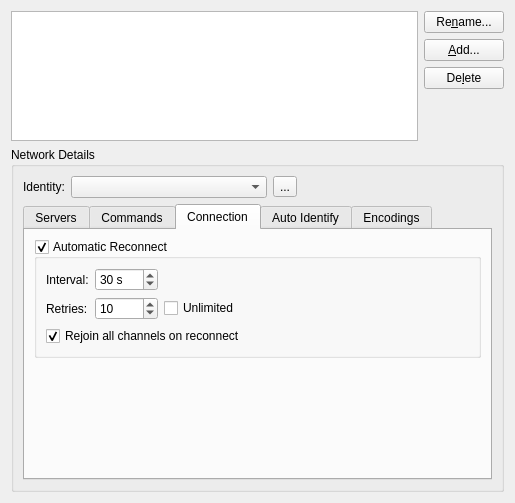
Qt form src/qtui/settingspages/networkssettingspage.ui (quassel/quassel) before a commit.
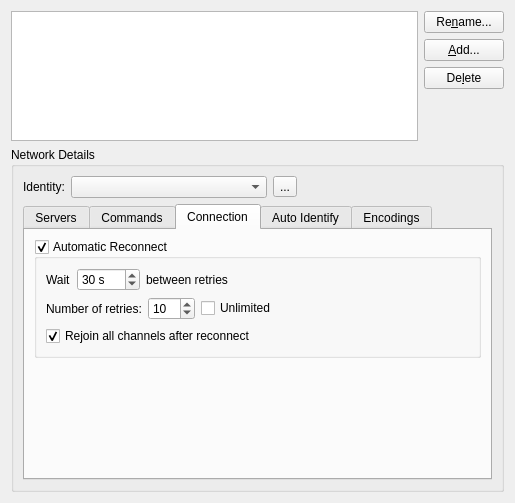
The same form after that commit. The open tabs and pages were chosen to show the change. Icons and pictures are not drawn.

Commit message:
Make network connection settings more understandable
Fixes #779.

```diff
--- a/src/qtui/settingspages/networkssettingspage.ui
+++ b/src/qtui/settingspages/networkssettingspage.ui
@@ -373,7 +373,7 @@
          <attribute name="title">
           <string>Connection</string>
          </attribute>
-         <layout class="QVBoxLayout" name="verticalLayout_5">
+         <layout class="QVBoxLayout" name="verticalLayout_8">
           <item>
            <widget class="QGroupBox" name="autoReconnect">
             <property name="enabled">
@@ -388,17 +388,17 @@
             <property name="checkable">
              <bool>true</bool>
             </property>
-            <layout class="QVBoxLayout" name="_2">
+            <layout class="QVBoxLayout" name="verticalLayout_5">
              <item>
-              <layout class="QGridLayout" name="_3">
-               <item row="0" column="0">
+              <layout class="QHBoxLayout" name="horizontalLayout_4">
+               <item>
                 <widget class="QLabel" name="label_7">
                  <property name="text">
-                  <string>Interval:</string>
+                  <string>Wait</string>
                  </property>
                 </widget>
                </item>
-               <item row="0" column="1">
+               <item>
                 <widget class="QSpinBox" name="reconnectInterval">
                  <property name="suffix">
                   <string> s</string>
@@ -414,14 +414,38 @@
                  </property>
                 </widget>
                </item>
-               <item row="1" column="0">
+               <item>
+                <widget class="QLabel" name="label_12">
+                 <property name="text">
+                  <string>between retries</string>
+                 </property>
+                </widget>
+               </item>
+               <item>
+                <spacer name="horizontalSpacer_3">
+                 <property name="orientation">
+                  <enum>Qt::Horizontal</enum>
+                 </property>
+                 <property name="sizeHint" stdset="0">
+                  <size>
+                   <width>40</width>
+                   <height>20</height>
+                  </size>
+                 </property>
+                </spacer>
+               </item>
+              </layout>
+             </item>
+             <item>
+              <layout class="QHBoxLayout" name="horizontalLayout_3">
+               <item>
                 <widget class="QLabel" name="label_8">
                  <property name="text">
-                  <string>Retries:</string>
+                  <string>Number of retries:</string>
                  </property>
                 </widget>
                </item>
-               <item row="1" column="1">
+               <item>
                 <widget class="QSpinBox" name="reconnectRetries">
                  <property name="minimum">
                   <number>1</number>
@@ -434,14 +458,14 @@
                  </property>
                 </widget>
                </item>
-               <item row="1" column="2">
+               <item>
                 <widget class="QCheckBox" name="unlimitedRetries">
                  <property name="text">
                   <string>Unlimited</string>
                  </property>
                 </widget>
                </item>
-               <item row="1" column="3">
+               <item>
                 <spacer name="horizontalSpacer">
                  <property name="orientation">
                   <enum>Qt::Horizontal</enum>
@@ -462,7 +486,7 @@
                 <bool>true</bool>
                </property>
                <property name="text">
-                <string>Rejoin all channels on reconnect</string>
+                <string>Rejoin all channels after reconnect</string>
                </property>
                <property name="checked">
                 <bool>true</bool>
```
Left out of the diff: 2 changed lines with no effect on the pictures.
